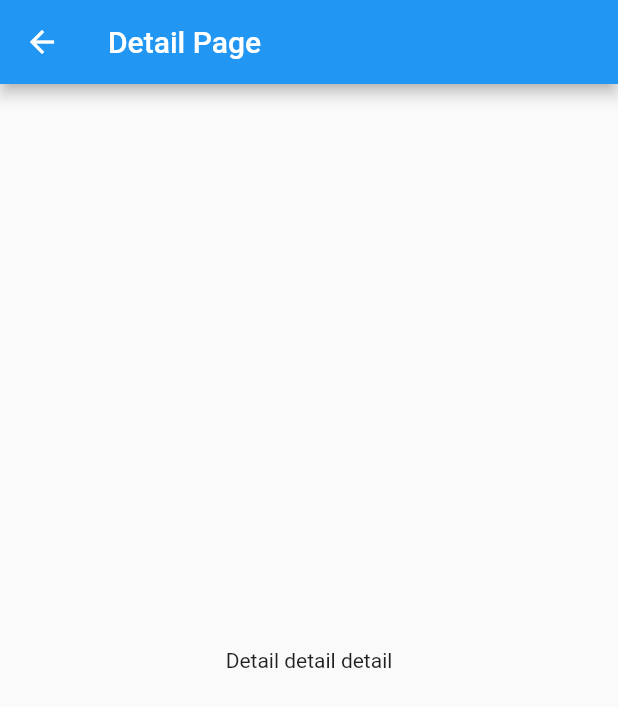
After one commit to muhyasin89/Flutter_Shop_App, a Flutter app: the DetailPage screen opened directly, on a phone screen of 412 x 824 dp. The commit adds this screen. Shown: the top 707 px of the screen. Run offline on Flutter 3.47's test engine with Material 2 defaults, Android fonts, the phone set to English and light mode, and no system bars.

Commit message:
[UPDATE]add new flutter view

```diff
--- /dev/null
+++ b/lib/views/detail_page.dart
@@ -0,0 +1,15 @@
+import 'package:flutter/material.dart';
+
+class DetailPage extends StatelessWidget{
+  @override
+  Widget build(BuildContext context) {
+    return new Scaffold(
+      appBar: new AppBar(
+        title: new Text("Detail Page"),
+      ),
+      body: new Center(
+        child: new Text("Detail detail detail"),
+      ),
+    );
+  }
+}
```
Also changed, not shown: lib/main.dart (+13 -18 lines), lib/views/video_cell.dart (added, +33 -0 lines).
